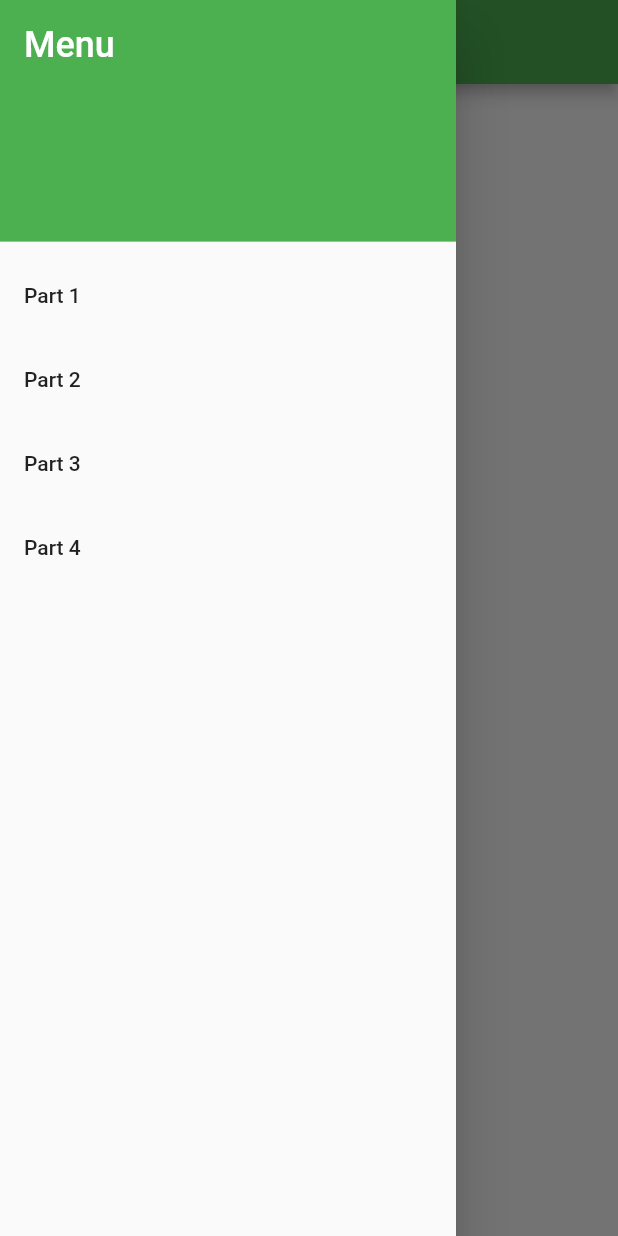
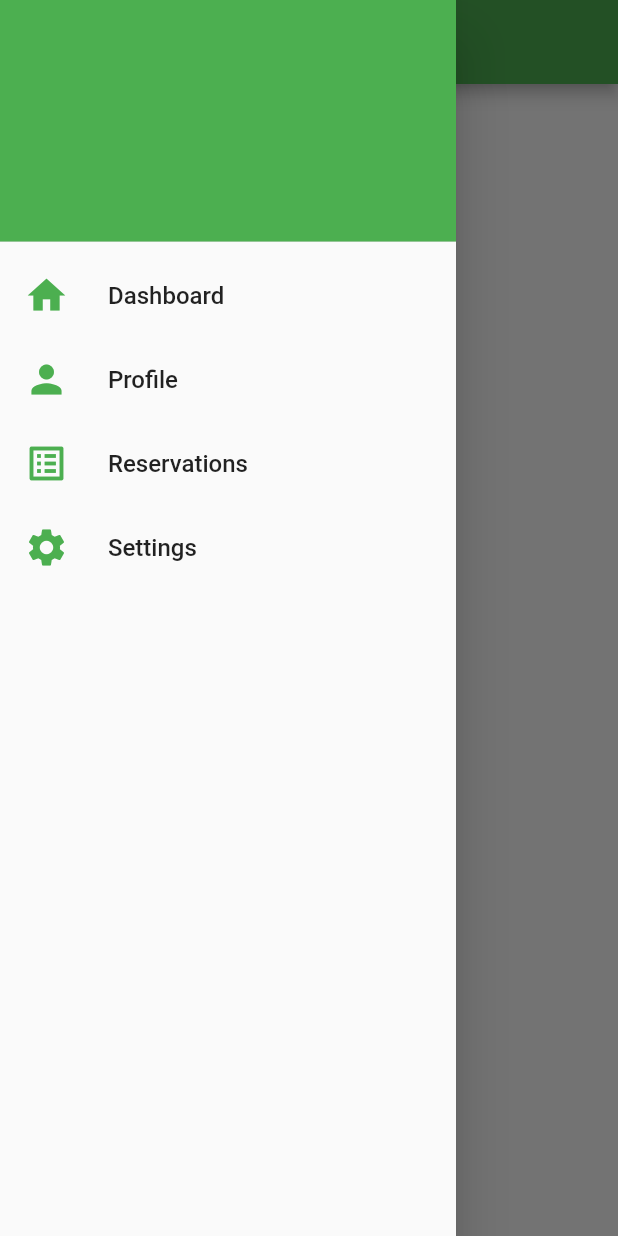
Before and after one commit to Zarik04/flutter_hotel_reservation_system, a Flutter app: the DashboardPage screen opened directly, with the side drawer open, on a phone screen of 412 x 824 dp. Run offline on Flutter 3.47's test engine with Material 2 defaults, Android fonts, the phone set to English and light mode, and no system bars.

Commit message:
edited some files: - added const modifiers - created drawer_menu.dart file - created drawer menu template - applied design to drawer menu

```diff
--- a/lib/LoginPage.dart
+++ b/lib/LoginPage.dart
@@ -105,7 +105,7 @@ class _LoginPageState extends State<LoginPage> {
                         Navigator.push(
                           context,
                           MaterialPageRoute(
-                              builder: (context) => DashboardPage()),
+                              builder: (context) => const DashboardPage()),
                         );
                       },
                       style: ElevatedButton.styleFrom(
--- a/lib/RegistrationPage.dart
+++ b/lib/RegistrationPage.dart
@@ -191,7 +191,13 @@ class _RegisterPageState extends State<RegisterPage> {
                   padding:
                       const EdgeInsets.symmetric(vertical: 10, horizontal: 25),
                   child: ElevatedButton(
-                    onPressed: () {},
+                    onPressed: () {
+                      Navigator.push(
+                        context,
+                        MaterialPageRoute(
+                            builder: (context) => const LoginPage()),
+                      );
+                    },
                     style: ElevatedButton.styleFrom(
                       backgroundColor: Colors.white,
                       side: const BorderSide(color: Colors.green, width: 2),
--- a/lib/dashboard.dart
+++ b/lib/dashboard.dart
@@ -1,4 +1,5 @@
 import 'package:flutter/material.dart';
+import 'package:flutter_hotel_reservation_system/drawer_menu.dart';
 
 class DashboardPage extends StatelessWidget {
   const DashboardPage({super.key});
@@ -9,46 +10,11 @@ class DashboardPage extends StatelessWidget {
       appBar: AppBar(
         backgroundColor: Colors.green,
         title: const Text('Dashboard'),
-
       ),
       body: const Center(
         child: Text('Dashboard Content'),
       ),
-      drawer: Drawer(
-        child: ListView(
-          padding: EdgeInsets.zero,
-          children: [
-            const DrawerHeader(
-              decoration: BoxDecoration(
-                color: Colors.green,
-              ),
-              child: Text(
-                'Menu',
-                style: TextStyle(
-                  color: Colors.white,
-                  fontSize: 24,
-                ),
-              ),
-            ),
-            ListTile(
-              title: Text('Part 1'),
-              onTap: () {},
-            ),
-            ListTile(
-              title: Text('Part 2'),
-              onTap: () {},
-            ),
-            ListTile(
-              title: Text('Part 3'),
-              onTap: () {},
-            ),
-            ListTile(
-              title: Text('Part 4'),
-              onTap: () {},
-            ),
-          ],
-        ),
-      ),
+      drawer: const DrawerMenu(),
     );
   }
 }
--- /dev/null
+++ b/lib/drawer_menu.dart
@@ -0,0 +1,89 @@
+import 'package:flutter/material.dart';
+import 'dashboard.dart';
+
+class DrawerMenu extends StatefulWidget {
+  const DrawerMenu({super.key});
+
+  @override
+  State<DrawerMenu> createState() => _DrawerMenuState();
+}
+
+class _DrawerMenuState extends State<DrawerMenu> {
+  @override
+  Widget build(BuildContext context) {
+    return Drawer(
+      child: ListView(
+        padding: EdgeInsets.zero,
+        children: [
+          const DrawerHeader(
+            decoration: BoxDecoration(
+              color: Colors.green,
+            ),
+            child: Column(),
+          ),
+          ListTile(
+            title: const Text(
+              'Dashboard',
+              style: TextStyle(
+                fontSize: 16.0,
+              ),
+            ),
+            leading: const Icon(
+              Icons.home,
+              color: Colors.green,
+              size: 30.0,
+            ),
+            onTap: () {
+              Navigator.push(
+                context,
+                MaterialPageRoute(builder: (context) => const DashboardPage()),
+              );
+            },
+          ),
+          ListTile(
+            title: const Text(
+              'Profile',
+              style: TextStyle(
+                fontSize: 16.0,
+              ),
+            ),
+            leading: const Icon(
+              Icons.person,
+              color: Colors.green,
+              size: 30.0,
+            ),
+            onTap: () {},
+          ),
+          ListTile(
+            title: const Text(
+              'Reservations',
+              style: TextStyle(
+                fontSize: 16.0,
+              ),
+            ),
+            leading: const Icon(
+              Icons.list_alt,
+              color: Colors.green,
+              size: 30.0,
+            ),
+            onTap: () {},
+          ),
+          ListTile(
+            title: const Text(
+              'Settings',
+              style: TextStyle(
+                fontSize: 16.0,
+              ),
+            ),
+            leading: const Icon(
+              Icons.settings,
+              color: Colors.green,
+              size: 30.0,
+            ),
+            onTap: () {},
+          ),
+        ],
+      ),
+    );
+  }
+}
--- a/lib/intro_page.dart
+++ b/lib/intro_page.dart
@@ -1,5 +1,4 @@
 import 'package:flutter/material.dart';
-import 'package:flutter_hotel_reservation_system/LoginPage.dart';
 import 'package:flutter_hotel_reservation_system/RegistrationPage.dart';
 
 class IntroPage extends StatefulWidget {
@@ -16,7 +15,6 @@ class _HomeScState extends State<IntroPage> {
       backgroundColor: const Color.fromARGB(255, 246, 251, 255),
       body: Stack(
         children: [
-
           const Positioned(
             top: 105,
             left: 0,
@@ -66,7 +64,7 @@ class _HomeScState extends State<IntroPage> {
                 onPressed: () {
                   Navigator.push(
                     context,
-                    MaterialPageRoute(builder: (context) =>  const LoginPage()),
+                    MaterialPageRoute(builder: (context) => const RegisterPage()),
                   );
                 },
                 child: const Padding(
```
